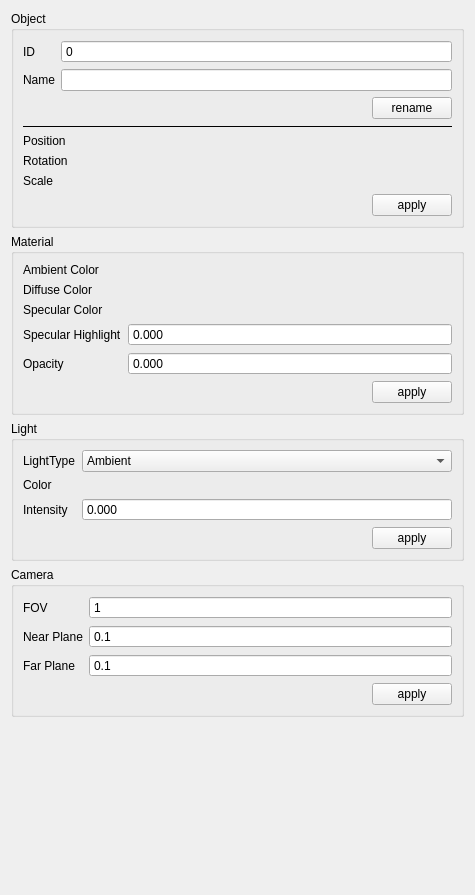
First picture: the form in Gui/src/Frames/InspectorFrame/InspectorWidget/InspectorWidget.ui, repository RullDeef/cw-1, before the edit.
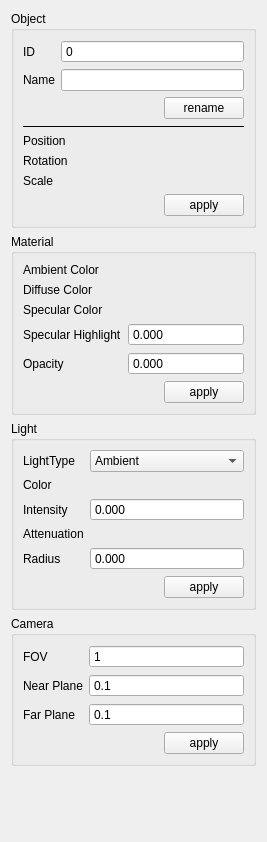
Second picture: the form after the edit. Custom widgets are drawn as their Qt base class.

The edit to the form file:
```diff
--- a/Gui/src/Frames/InspectorFrame/InspectorWidget/InspectorWidget.ui
+++ b/Gui/src/Frames/InspectorFrame/InspectorWidget/InspectorWidget.ui
@@ -6,8 +6,8 @@
    <rect>
     <x>0</x>
     <y>0</y>
-    <width>475</width>
-    <height>895</height>
+    <width>267</width>
+    <height>842</height>
    </rect>
   </property>
   <property name="windowTitle">
@@ -338,7 +338,40 @@
         </property>
        </widget>
       </item>
+      <item row="3" column="0">
+       <widget class="QLabel" name="label_38">
+        <property name="text">
+         <string>Attenuation</string>
+        </property>
+       </widget>
+      </item>
       <item row="3" column="1">
+       <widget class="VectorEditWidget" name="attenuationLightEdit" native="true"/>
+      </item>
+      <item row="4" column="0">
+       <widget class="QLabel" name="label_39">
+        <property name="text">
+         <string>Radius</string>
+        </property>
+       </widget>
+      </item>
+      <item row="4" column="1">
+       <widget class="QDoubleSpinBox" name="radiusSpinBox">
+        <property name="buttonSymbols">
+         <enum>QAbstractSpinBox::NoButtons</enum>
+        </property>
+        <property name="decimals">
+         <number>3</number>
+        </property>
+        <property name="maximum">
+         <double>1000000.000000000000000</double>
+        </property>
+        <property name="singleStep">
+         <double>0.010000000000000</double>
+        </property>
+       </widget>
+      </item>
+      <item row="5" column="1">
        <layout class="QHBoxLayout" name="horizontalLayout_12">
         <item>
          <spacer name="horizontalSpacer_3">
```
Left out of the diff: 6 changed lines with no effect on the pictures.
